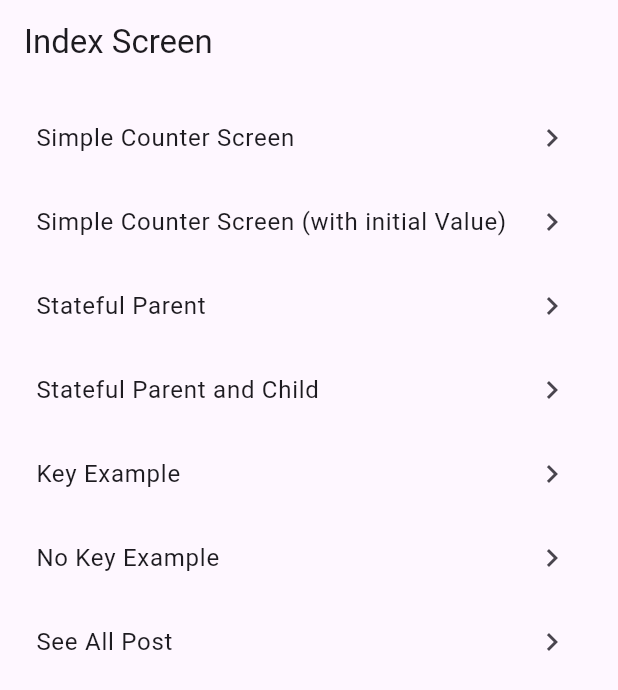
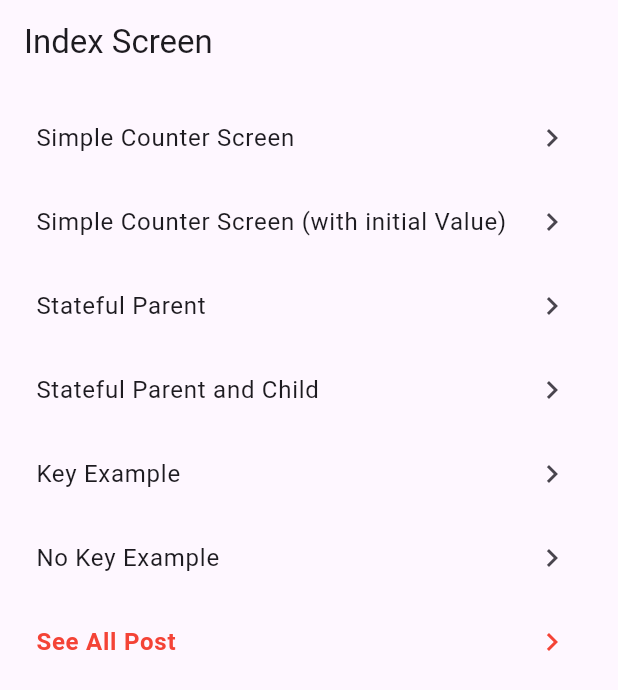
Before and after one commit to Fzappyy/MAD3-Submission-2---Cena--Franz, a Flutter app: the screen it shows after launch, on a phone screen of 412 x 824 dp. Shown: the top 690 px of the screen. Run offline on Flutter 3.47's test engine with Material 3 defaults, Android fonts, the phone set to English and light mode, and no system bars; our stand-ins replace equatable, flutter_spinkit, go_router.

Commit message:
for pulling changes

```diff
--- a/lib/src/screens/index.screen.dart
+++ b/lib/src/screens/index.screen.dart
@@ -76,8 +76,12 @@ class IndexScreen extends StatelessWidget {
                   onTap: () {
                     GoRouter.of(context).push(SeeAllPost.path);
                   },
-                  title: const Text(SeeAllPost.name),
-                  trailing: const Icon(Icons.chevron_right),
+                  title: const Text(
+                    SeeAllPost.name,
+                    style: TextStyle(
+                        color: Colors.red, fontWeight: FontWeight.bold),
+                  ),
+                  trailing: const Icon(Icons.chevron_right, color: Colors.red),
                 ),
               ],
             ),
```
